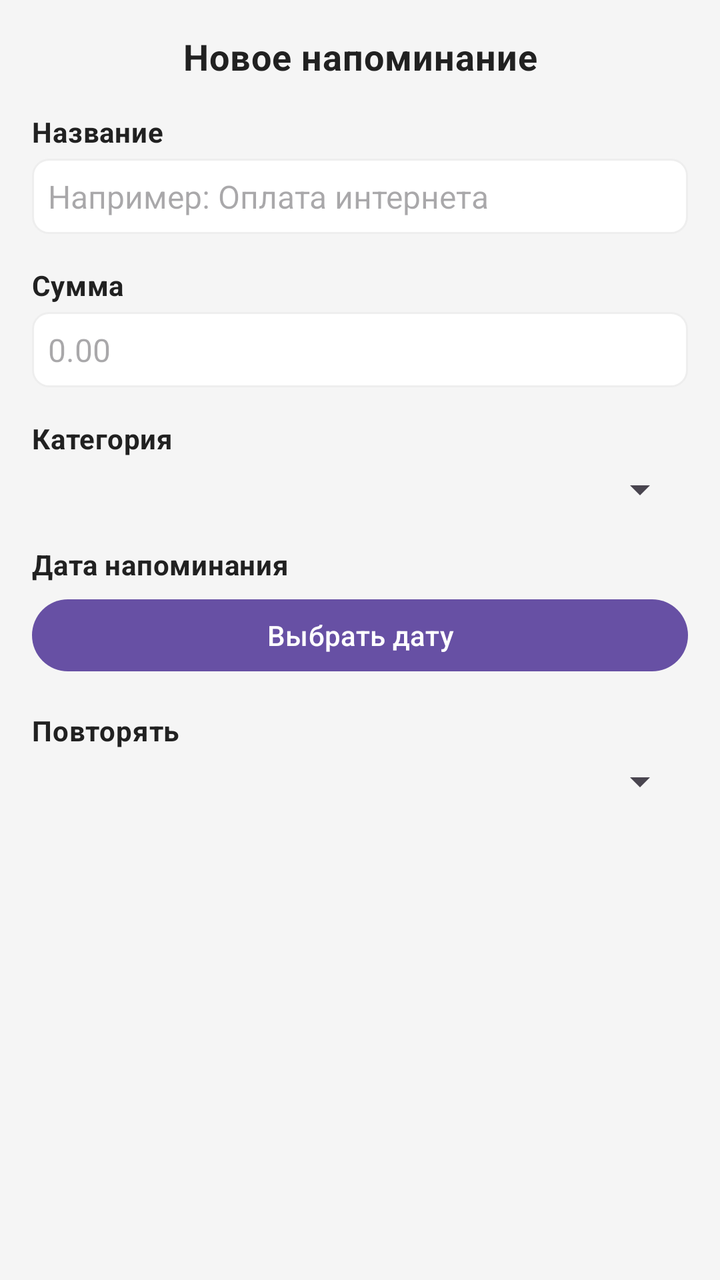
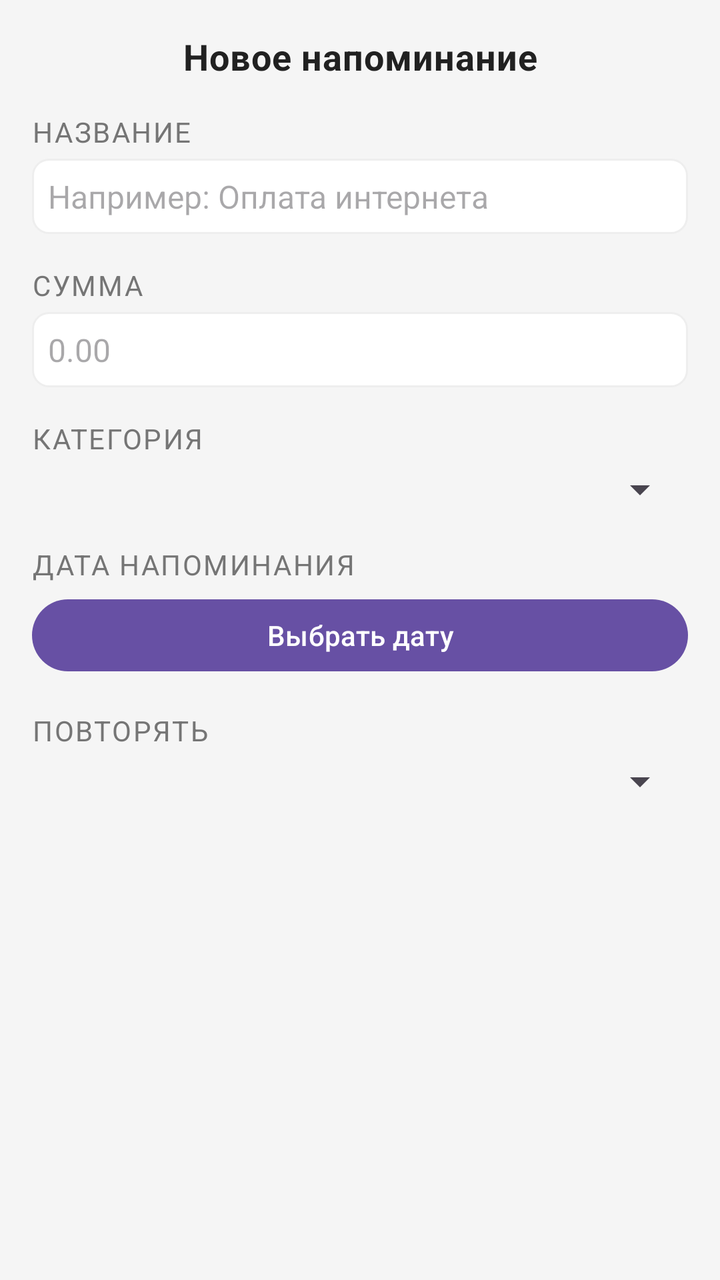

Compare the two renders of this Android layout. The source of the first and the diff that turns it into the second are given below.
<!-- AndroidManifest.xml: application theme Theme.MyBudget -->
<!-- res/layout/dialog_add_reminder.xml -->
<?xml version="1.0" encoding="utf-8"?>
<ScrollView xmlns:android="http://schemas.android.com/apk/res/android"
    android:padding="@dimen/space_16"
    android:layout_width="match_parent"
    android:layout_height="wrap_content">
    <LinearLayout
        android:orientation="vertical"
        android:layout_width="match_parent"
        android:layout_height="wrap_content">
        <TextView
            android:gravity="center"
            android:layout_width="match_parent"
            android:layout_height="wrap_content"
            android:layout_marginBottom="@dimen/space_16"
            android:text="@string/reminder_dialog_new_title"
            style="@style/Text.MyBudget.Title"/>
        <TextView
            android:textSize="14sp"
            android:layout_width="match_parent"
            android:layout_height="wrap_content"
            android:layout_marginBottom="@dimen/space_4"
            android:text="@string/reminder_title_label"
            style="@style/Text.MyBudget.Section"/>
        <EditText
            android:textSize="16sp"
            android:textColor="@color/text_primary"
            android:id="@+id/reminderTitleInput"
            android:background="@drawable/edittext_border"
            android:padding="@dimen/space_8"
            android:layout_width="match_parent"
            android:layout_height="wrap_content"
            android:layout_marginBottom="@dimen/space_16"
            android:hint="@string/reminder_title_example_hint"/>
        <TextView
            android:textSize="14sp"
            android:layout_width="match_parent"
            android:layout_height="wrap_content"
            android:layout_marginBottom="@dimen/space_4"
            android:text="@string/reminder_amount_label"
            style="@style/Text.MyBudget.Section"/>
        <EditText
            android:textSize="16sp"
            android:textColor="@color/text_primary"
            android:id="@+id/reminderAmountInput"
            android:background="@drawable/edittext_border"
            android:padding="@dimen/space_8"
            android:layout_width="match_parent"
            android:layout_height="wrap_content"
            android:layout_marginBottom="@dimen/space_16"
            android:hint="@string/reminder_amount_hint"
            android:inputType="numberDecimal"/>
        <TextView
            android:textSize="14sp"
            android:layout_width="match_parent"
            android:layout_height="wrap_content"
            android:layout_marginBottom="@dimen/space_4"
            android:text="@string/reminder_category_label"
            style="@style/Text.MyBudget.Section"/>
        <Spinner
            android:id="@+id/reminderCategorySpinner"
            android:padding="@dimen/space_4"
            android:layout_width="match_parent"
            android:layout_height="wrap_content"
            android:layout_marginBottom="@dimen/space_16"/>
        <TextView
            android:textSize="14sp"
            android:layout_width="match_parent"
            android:layout_height="wrap_content"
            android:layout_marginBottom="@dimen/space_4"
            android:text="@string/reminder_date_label"
            style="@style/Text.MyBudget.Section"/>
        <Button
            android:id="@+id/reminderDateButton"
            android:layout_width="match_parent"
            android:layout_height="wrap_content"
            android:layout_marginBottom="@dimen/space_16"
            android:minHeight="@dimen/touch_min_size"
            android:text="@string/reminder_pick_date"/>
        <TextView
            android:textSize="14sp"
            android:layout_width="match_parent"
            android:layout_height="wrap_content"
            android:layout_marginBottom="@dimen/space_4"
            android:text="@string/reminder_repeat_label"
            style="@style/Text.MyBudget.Section"/>
        <Spinner
            android:id="@+id/reminderRepeatSpinner"
            android:padding="@dimen/space_4"
            android:layout_width="match_parent"
            android:layout_height="wrap_content"
            android:layout_marginBottom="@dimen/space_24"/>
    </LinearLayout>
</ScrollView>
<!-- resources referenced by this layout -->
<resources>
  <color name="text_primary">#212121</color>
  <dimen name="space_16">16dp</dimen>
  <dimen name="space_24">24dp</dimen>
  <dimen name="space_4">4dp</dimen>
  <dimen name="space_8">8dp</dimen>
  <dimen name="touch_min_size">44dp</dimen>
  <!-- drawable edittext_border (drawable) -->
  <?xml version="1.0" encoding="utf-8"?>
  <shape xmlns:android="http://schemas.android.com/apk/res/android">
      <solid android:color="@color/card_background_white"/>
      <stroke
          android:width="1dp"
          android:color="@color/border_light"/>
      <corners android:radius="@dimen/radius_8"/>
  </shape>
  <string name="reminder_amount_hint">0.00</string>
  <string name="reminder_amount_label">Сумма</string>
  <string name="reminder_category_label">Категория</string>
  <string name="reminder_date_label">Дата напоминания</string>
  <string name="reminder_dialog_new_title">Новое напоминание</string>
  <string name="reminder_pick_date">Выбрать дату</string>
  <string name="reminder_repeat_label">Повторять</string>
  <string name="reminder_title_example_hint">Например: Оплата интернета</string>
  <string name="reminder_title_label">Название</string>
  <style name="Text.MyBudget.Section" parent="@style/Text.MyBudget">
      <item name="android:textSize">16sp</item>
      <item name="android:textStyle">bold</item>
      <item name="android:textColor">@color/text_primary</item>
    </style>
  <style name="Text.MyBudget.Title" parent="@style/Text.MyBudget">
      <item name="android:textSize">18sp</item>
      <item name="android:textStyle">bold</item>
      <item name="android:textColor">@color/text_primary</item>
    </style>
  <style name="Theme.MyBudget" parent="@style/Base.Theme.MyBudget" />
  <color name="card_background_white">#ffffff</color>
  <color name="border_light">#eeeeee</color>
  <dimen name="radius_8">8dp</dimen>
  <style name="Text.MyBudget" parent="@style/TextAppearance.Material3.BodyMedium" />
  <style name="Base.Theme.MyBudget" parent="@style/Theme.Material3.DayNight.NoActionBar">
      <item name="android:colorBackground">@color/background_light</item>
      <item name="colorOnPrimary">@color/md_theme_onPrimary</item>
      <item name="colorOnSurface">@color/md_theme_onSurface</item>
      <item name="colorOutline">@color/md_theme_outline</item>
      <item name="colorPrimary">@color/md_theme_primary</item>
      <item name="colorSurface">@color/md_theme_surface</item>
      <item name="colorSurfaceVariant">@color/md_theme_surfaceVariant</item>
    </style>
  <color name="background_light">#f5f5f5</color>
  <color name="md_theme_onPrimary">#ffffff</color>
  <color name="md_theme_onSurface">#1d1b20</color>
  <color name="md_theme_outline">#79747e</color>
  <color name="md_theme_primary">#6750a4</color>
  <color name="md_theme_surface">#ffffff</color>
  <color name="md_theme_surfaceVariant">#e7e0ec</color>
</resources>

<!-- the commit's change to res/layout/dialog_add_reminder.xml (unified diff, before → after) -->
@@ -20,7 +20,7 @@
             android:layout_height="wrap_content"
             android:layout_marginBottom="@dimen/space_4"
             android:text="@string/reminder_title_label"
-            style="@style/Text.MyBudget.Section"/>
+    style="@style/Text.MyBudget.SectionLabel"/>
         <EditText
             android:textSize="16sp"
             android:textColor="@color/text_primary"
@@ -37,7 +37,7 @@
             android:layout_height="wrap_content"
             android:layout_marginBottom="@dimen/space_4"
             android:text="@string/reminder_amount_label"
-            style="@style/Text.MyBudget.Section"/>
+    style="@style/Text.MyBudget.SectionLabel"/>
         <EditText
             android:textSize="16sp"
             android:textColor="@color/text_primary"
@@ -55,7 +55,7 @@
             android:layout_height="wrap_content"
             android:layout_marginBottom="@dimen/space_4"
             android:text="@string/reminder_category_label"
-            style="@style/Text.MyBudget.Section"/>
+    style="@style/Text.MyBudget.SectionLabel"/>
         <Spinner
             android:id="@+id/reminderCategorySpinner"
             android:padding="@dimen/space_4"
@@ -68,7 +68,7 @@
             android:layout_height="wrap_content"
             android:layout_marginBottom="@dimen/space_4"
             android:text="@string/reminder_date_label"
-            style="@style/Text.MyBudget.Section"/>
+    style="@style/Text.MyBudget.SectionLabel"/>
         <Button
             android:id="@+id/reminderDateButton"
             android:layout_width="match_parent"
@@ -82,7 +82,7 @@
             android:layout_height="wrap_content"
             android:layout_marginBottom="@dimen/space_4"
             android:text="@string/reminder_repeat_label"
-            style="@style/Text.MyBudget.Section"/>
+    style="@style/Text.MyBudget.SectionLabel"/>
         <Spinner
             android:id="@+id/reminderRepeatSpinner"
             android:padding="@dimen/space_4"
<!-- resource entries referenced after the edit -->
@@ -24,10 +24,11 @@
   <string name="reminder_repeat_label">Повторять</string>
   <string name="reminder_title_example_hint">Например: Оплата интернета</string>
   <string name="reminder_title_label">Название</string>
-  <style name="Text.MyBudget.Section" parent="@style/Text.MyBudget">
-      <item name="android:textSize">16sp</item>
-      <item name="android:textStyle">bold</item>
-      <item name="android:textColor">@color/text_primary</item>
+  <style name="Text.MyBudget.SectionLabel" parent="@style/Text.MyBudget">
+      <item name="android:textSize">12sp</item>
+      <item name="android:textColor">@color/text_secondary</item>
+      <item name="android:textAllCaps">true</item>
+      <item name="android:letterSpacing">0.06</item>
     </style>
   <style name="Text.MyBudget.Title" parent="@style/Text.MyBudget">
       <item name="android:textSize">18sp</item>
@@ -39,6 +40,7 @@
   <color name="border_light">#eeeeee</color>
   <dimen name="radius_8">8dp</dimen>
   <style name="Text.MyBudget" parent="@style/TextAppearance.Material3.BodyMedium" />
+  <color name="text_secondary">#757575</color>
   <style name="Base.Theme.MyBudget" parent="@style/Theme.Material3.DayNight.NoActionBar">
       <item name="android:colorBackground">@color/background_light</item>
       <item name="colorOnPrimary">@color/md_theme_onPrimary</item>
